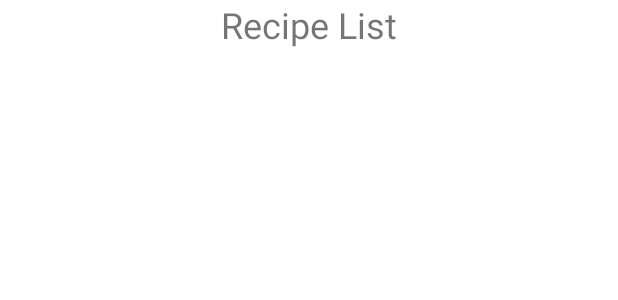
After one commit to rvd2pwipwip/rvdRecipeApp, an Android app built with Jetpack Compose: the layout fragment_recipe_list.xml on its own in the app's theme, with its tools: preview values and no code run, on a phone screen of 412 x 824 dp. The commit adds this screen. Shown: the top 300 px of the screen. Run offline under Robolectric (Android 15) with nearby library versions, the phone set to English and light mode, and no system bars.

Commit message:
composable inside a fragment basic implementation

```diff
--- /dev/null
+++ b/app/src/main/res/layout/fragment_recipe_list.xml
@@ -0,0 +1,16 @@
+<?xml version="1.0" encoding="utf-8"?>
+<androidx.constraintlayout.widget.ConstraintLayout xmlns:android="http://schemas.android.com/apk/res/android"
+    android:layout_width="match_parent"
+    android:layout_height="match_parent"
+    xmlns:app="http://schemas.android.com/apk/res-auto">
+
+    <TextView
+        android:layout_width="wrap_content"
+        android:layout_height="wrap_content"
+        app:layout_constraintTop_toTopOf="parent"
+        app:layout_constraintStart_toStartOf="parent"
+        app:layout_constraintEnd_toEndOf="parent"
+        android:text="Recipe List"
+        android:textSize="24sp"/>
+
+</androidx.constraintlayout.widget.ConstraintLayout>
```
Also changed, not shown: app/src/main/java/com/hdesrosiers/rvdrecipeapp/MainActivity.kt (+81 -14 lines), app/src/main/java/com/hdesrosiers/rvdrecipeapp/RecipeListFragment.kt (added, +26 -0 lines), app/src/main/res/layout/activity_main.xml (added, +16 -0 lines), app/src/main/res/drawable/happy_meal_small.png (added).
